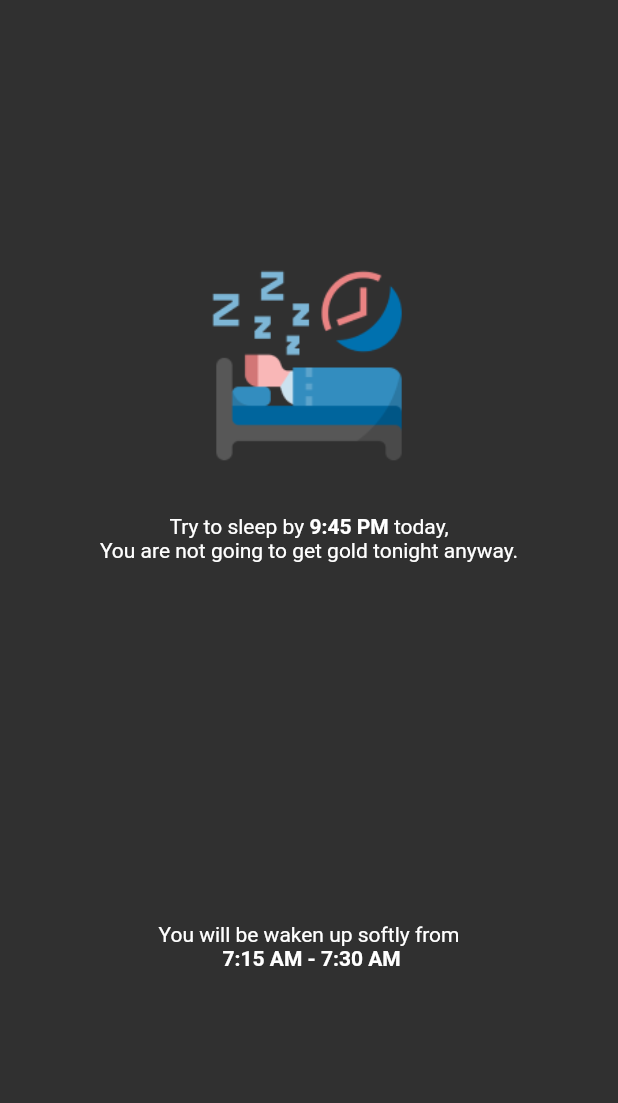
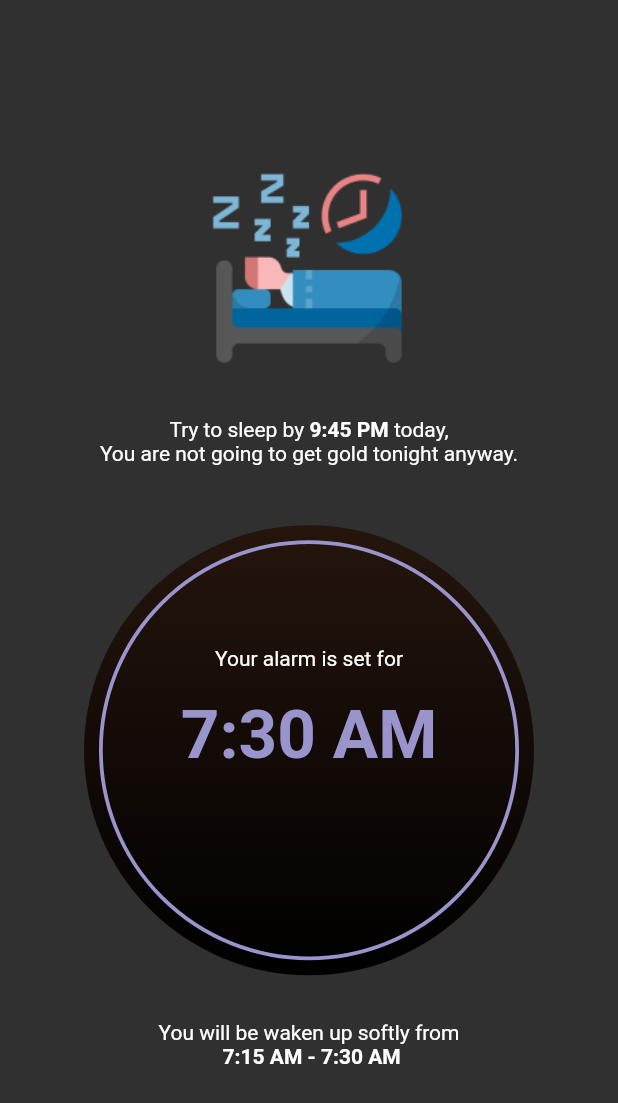
Before and after one commit to vargheserg/DeltaHacks2022-Sleepr, a Flutter app: the Alarm widget shown alone on an empty page, opened directly, on a phone screen of 412 x 824 dp. Shown: the top 1103 px of the screen. Run offline on Flutter 3.47's test engine with Material 2 defaults, Android fonts, the phone set to English and light mode, and no system bars; our stand-ins replace table_calendar.

Commit message:
Alarm styling

```diff
--- a/sleepr/lib/alarm.dart
+++ b/sleepr/lib/alarm.dart
@@ -32,22 +32,63 @@ class _Alarm extends State<Alarm> {
                   color: Colors.white,
                 ),
                 children: <TextSpan>[
+                  TextSpan(text: 'Try to sleep by'),
                   TextSpan(
-                      text: 'Try to sleep by'),
-                  TextSpan(text: ' 9:45 PM ',
-                  style: TextStyle(
-                          fontWeight: FontWeight.bold)),
-                  TextSpan(text: 'today, \nYou are not going to get gold tonight anyway.'),
+                      text: ' 9:45 PM ',
+                      style: TextStyle(fontWeight: FontWeight.bold)),
+                  TextSpan(
+                      text:
+                          'today, \nYou are not going to get gold tonight anyway.'),
                 ],
               ),
             ),
           ),
         ),
-        Container(
-          margin: const EdgeInsets.all(100.0),
+        Center(
+          child: Padding(
+            padding: const EdgeInsets.fromLTRB(10, 0, 10, 30),
+            child: Container(
+              width: 300.0,
+              height: 300.0,
               decoration: const BoxDecoration(
-            gradient: ,
-            shape: BoxShape.circle
+                gradient: LinearGradient(
+                    begin: Alignment.topCenter,
+                    end: Alignment.bottomCenter,
+                    colors: [topAlarmGradient, cardBackground]),
+                shape: BoxShape.circle,
+              ),
+              child: Center(
+                child: Container(
+                  width: 280.0,
+                  height: 280.0,
+                  decoration: BoxDecoration(
+                    border: Border.all(
+                        color: calendarLightText, width: borderWidth + 1),
+                    shape: BoxShape.circle,
+                  ),
+                  child: Center(
+                    child: RichText(
+                      textAlign: TextAlign.center,
+                      text: const TextSpan(
+                        style: TextStyle(
+                          fontSize: 14.0,
+                          color: Colors.white,
+                        ),
+                        children: <TextSpan>[
+                          TextSpan(text: 'Your alarm is set for\n\n'),
+                          TextSpan(
+                              text: '7:30 AM\n',
+                              style: TextStyle(
+                                  fontWeight: FontWeight.bold,
+                                  color: calendarLightText,
+                                  fontSize: 45.0)),
+                        ],
+                      ),
+                    ),
+                  ),
+                ),
+              ),
+            ),
           ),
         ),
         Center(
@@ -59,16 +100,14 @@ class _Alarm extends State<Alarm> {
                 color: Colors.white,
               ),
               children: <TextSpan>[
+                TextSpan(text: 'You will be waken up softly from \n'),
                 TextSpan(
-                      text: 'You will be waken up softly from \n'),
-                  TextSpan(text: ' 7:15 AM - 7:30 AM ',
-                  style: TextStyle(
-                          fontWeight: FontWeight.bold)),
+                    text: ' 7:15 AM - 7:30 AM ',
+                    style: TextStyle(fontWeight: FontWeight.bold)),
               ],
             ),
           ),
         ),
-
       ],
     );
   }
--- a/sleepr/lib/constants.dart
+++ b/sleepr/lib/constants.dart
@@ -1,6 +1,7 @@
 import 'package:flutter/material.dart';
 const topBackgroundGradient = Color(0xFF5C577C);
 const botBackgroundGradient = Color(0xFF2A2837);
+const topAlarmGradient = Color(0xFF25150D);
 const primarySwatch = Colors.grey;
 const primaryColor = Colors.black;
 const brightness = Brightness.dark;
```
Lines whose indentation alone changed are shown as unchanged.
